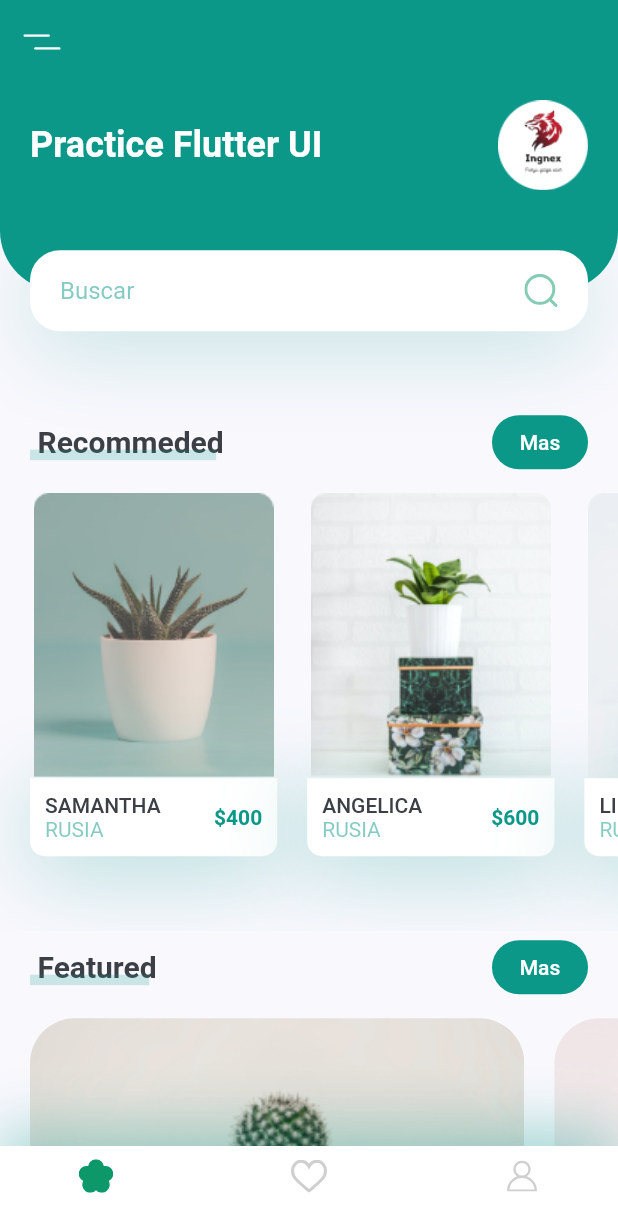
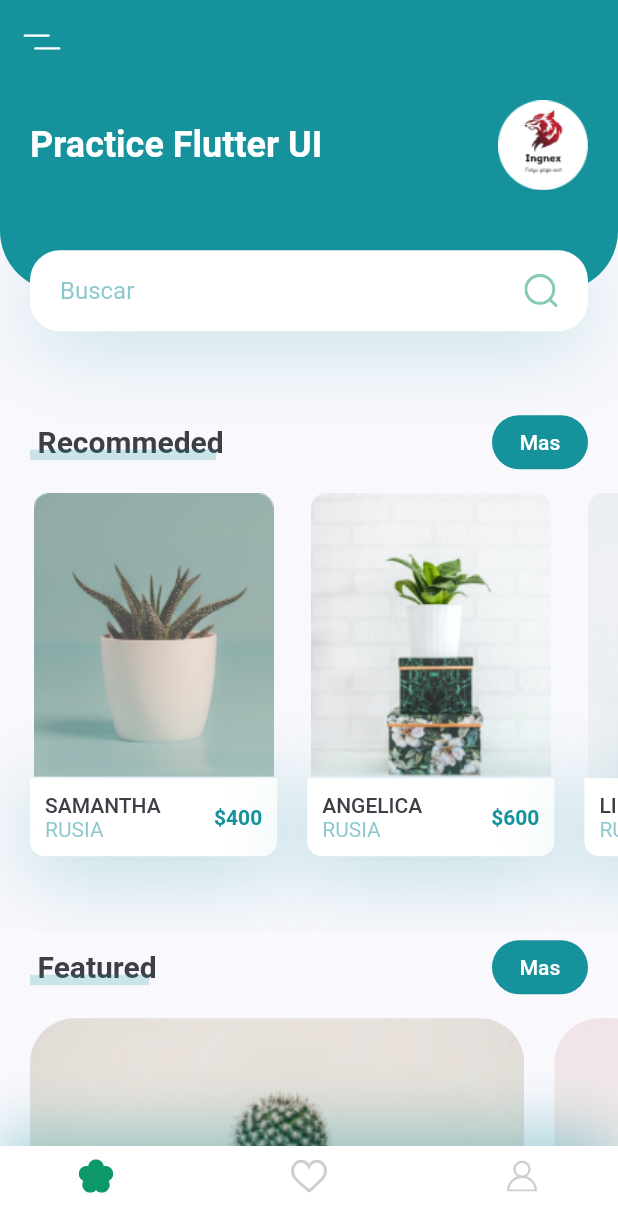
Before and after one commit to IngNex/flutter-plant-ui-practice, a Flutter app: the screen it shows after launch, on a phone screen of 412 x 824 dp. Shown: the top 1232 px of the screen. Run offline on Flutter 3.47's test engine with Material 2 defaults, Android fonts, the phone set to English and light mode, and no system bars; our stand-ins replace flutter_svg.

Commit message:
Added colors

```diff
--- a/lib/constants.dart
+++ b/lib/constants.dart
@@ -1,7 +1,7 @@
 import 'package:flutter/material.dart';
 
 //Colores que vamos usar para la app
-const nexPrimaryColor = Color(0xFF0C9889);
+const nexPrimaryColor = Color.fromARGB(255, 21, 146, 155);
 const nexTextColor = Color(0xFF3C4046);
 const nexBackgroundColor = Color(0xFFF9F8FD);
 
```
